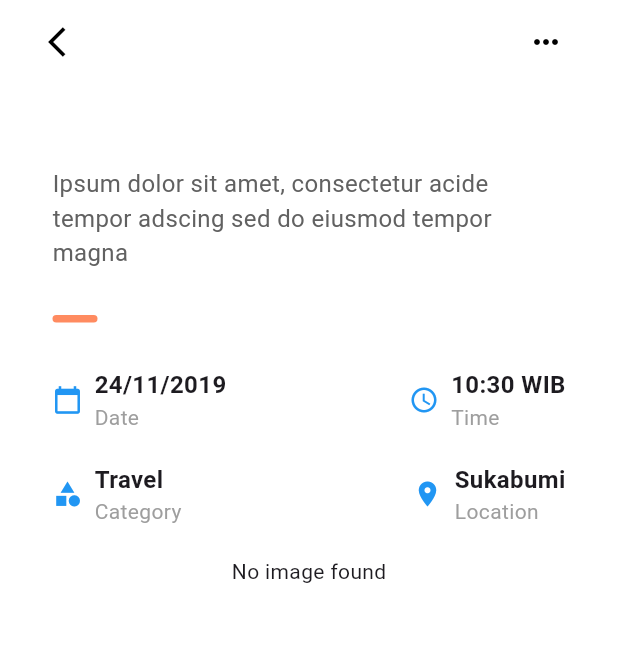
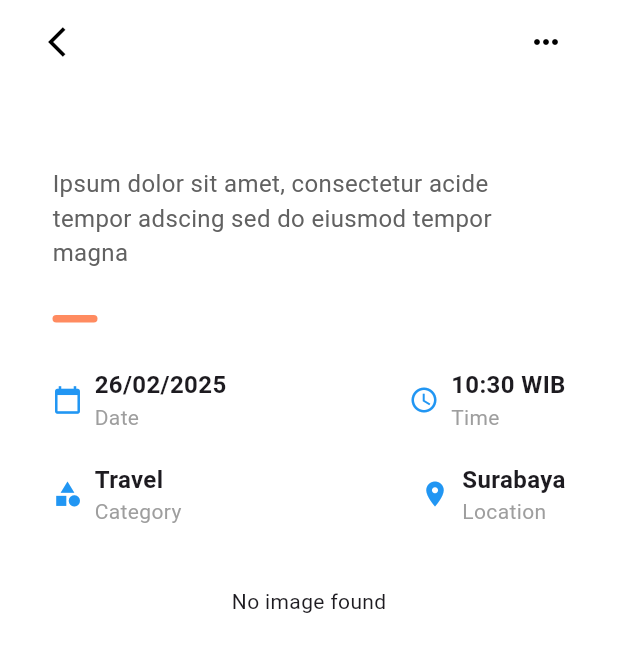
Before and after one commit to dzakisalman/todo-app, a Flutter app: the DetailScreen screen opened directly with empty values, on a phone screen of 412 x 824 dp. Shown: the top 652 px of the screen. Run offline on Flutter 3.47's test engine with Material 3 defaults, Android fonts, the phone set to English and light mode, and no system bars; our stand-ins replace image_picker, permission_handler, shared_preferences; missing offline and left inert: gal; accounts and stored records are empty.

```diff
--- a/lib/models/task_model.dart
+++ b/lib/models/task_model.dart
@@ -15,10 +15,10 @@ class TaskModel {
 
   factory TaskModel.fromJson(Map<String, dynamic> json) {
     return TaskModel(
-      id: json['id'] ?? '', // Ambil id dari JSON
+      id: json['id'] ?? '',
       title: json['title'] ?? '',
       time: json['time'] ?? '',
-      imagePath: json['imagePath'], // Ambil imagePath dari JSON
+      imagePath: json['imagePath'],
       isCompleted: json['isCompleted'] ?? false,
     );
   }
@@ -28,7 +28,7 @@ class TaskModel {
       'id': id,
       'title': title,
       'time': time,
-      'imagePath': imagePath, // Sertakan imagePath dalam JSON
+      'imagePath': imagePath,
       'isCompleted': isCompleted,
     };
   }
--- a/lib/screens/detail_screen.dart
+++ b/lib/screens/detail_screen.dart
@@ -3,6 +3,7 @@ import 'dart:io';
 
 import 'package:flutter/material.dart';
 import 'package:shared_preferences/shared_preferences.dart';
+
 import '../models/task_model.dart';
 
 class DetailScreen extends StatefulWidget {
@@ -25,6 +26,7 @@ class DetailScreenState extends State<DetailScreen> {
     parseTimeFromTask();
     _loadImagePath();
   }
+
   Future<void> _loadImagePath() async {
     setState(() {
       isLoadingImage = true;
@@ -49,7 +51,6 @@ class DetailScreenState extends State<DetailScreen> {
       isLoadingImage = false;
     });
   }
-
 
   void parseTimeFromTask() {
     try {
@@ -259,7 +260,7 @@ class DetailScreenState extends State<DetailScreen> {
               Row(
                 mainAxisAlignment: MainAxisAlignment.spaceBetween,
                 children: [
-                  buildInfoItem(Icons.calendar_today, "24/11/2019", "Date"),
+                  buildInfoItem(Icons.calendar_today, "26/02/2025", "Date"),
                   GestureDetector(
                     onTap: selectTime,
                     child: buildInfoItem(
@@ -274,10 +275,10 @@ class DetailScreenState extends State<DetailScreen> {
                 mainAxisAlignment: MainAxisAlignment.spaceBetween,
                 children: [
                   buildInfoItem(Icons.category, "Travel", "Category"),
-                  buildInfoItem(Icons.location_on, "Sukabumi", "Location"),
+                  buildInfoItem(Icons.location_on, "Surabaya", "Location"),
                 ],
               ),
-              SizedBox(height: 20),
+              SizedBox(height: 40),
               Center(
                 child: isLoadingImage
                     ? CircularProgressIndicator()
```
Also changed, not shown: lib/main.dart (+4 -3 lines), lib/providers/task_provider.dart (+19 -9 lines), lib/screens/add_task_screen.dart (indentation only). Lines whose indentation alone changed are shown as unchanged.
